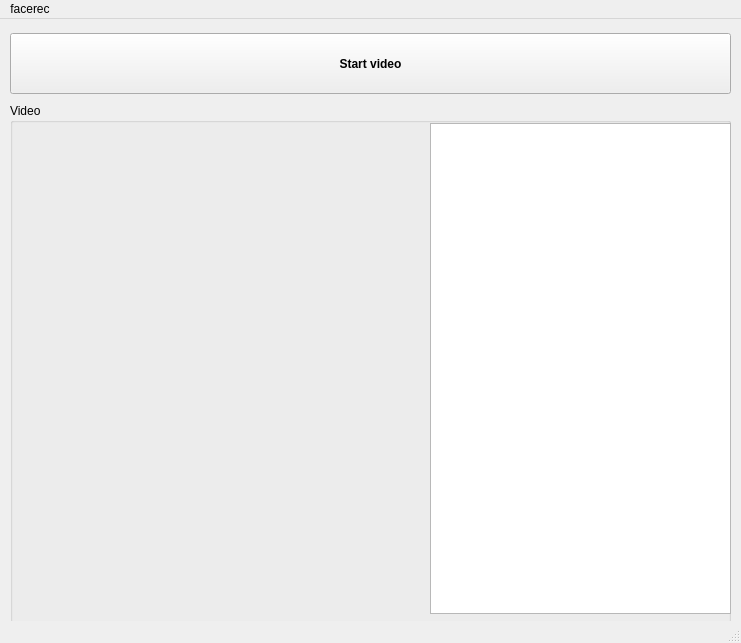
Above: design.ui from trnkv/facerec before the change. Below: the same form after it.
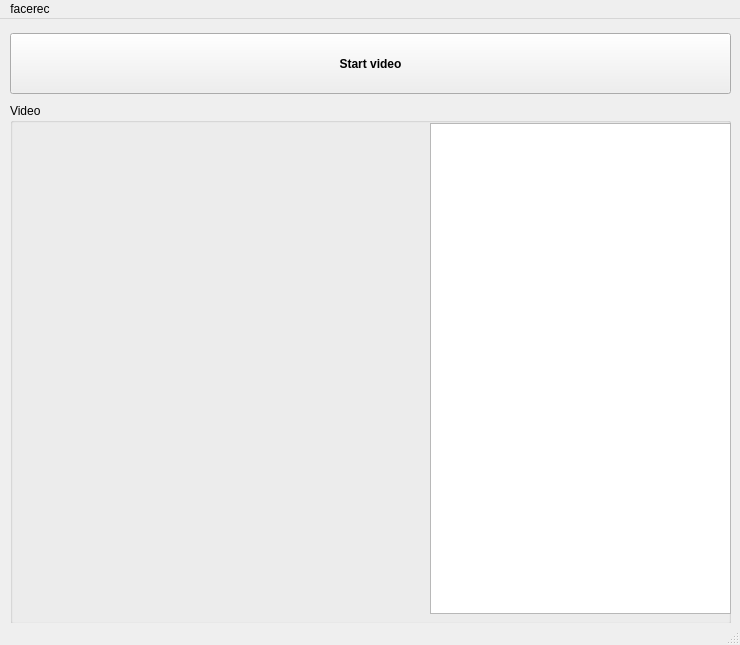
That is the form after the change.

Commit message: UPDATE: resized image window, scaled font

Patch:
```diff
--- a/design.ui
+++ b/design.ui
@@ -6,10 +6,16 @@
    <rect>
     <x>0</x>
     <y>0</y>
-    <width>741</width>
-    <height>643</height>
+    <width>740</width>
+    <height>645</height>
    </rect>
   </property>
+  <property name="sizePolicy">
+   <sizepolicy hsizetype="Expanding" vsizetype="Expanding">
+    <horstretch>0</horstretch>
+    <verstretch>0</verstretch>
+   </sizepolicy>
+  </property>
   <property name="windowTitle">
    <string>facerec</string>
   </property>
@@ -17,6 +23,12 @@
    <string notr="true"/>
   </property>
   <widget class="QWidget" name="centralwidget">
+   <property name="sizePolicy">
+    <sizepolicy hsizetype="Expanding" vsizetype="Expanding">
+     <horstretch>0</horstretch>
+     <verstretch>0</verstretch>
+    </sizepolicy>
+   </property>
    <widget class="QGroupBox" name="groupBox">
     <property name="geometry">
      <rect>
@@ -27,7 +39,7 @@
      </rect>
     </property>
     <property name="sizePolicy">
-     <sizepolicy hsizetype="Preferred" vsizetype="Preferred">
+     <sizepolicy hsizetype="Expanding" vsizetype="Expanding">
       <horstretch>0</horstretch>
       <verstretch>0</verstretch>
      </sizepolicy>
@@ -40,10 +52,16 @@
       <rect>
        <x>10</x>
        <y>20</y>
-       <width>200</width>
-       <height>200</height>
+       <width>401</width>
+       <height>401</height>
       </rect>
      </property>
+     <property name="sizePolicy">
+      <sizepolicy hsizetype="Expanding" vsizetype="Expanding">
+       <horstretch>0</horstretch>
+       <verstretch>0</verstretch>
+      </sizepolicy>
+     </property>
     </widget>
     <widget class="QTextBrowser" name="textBrowser">
      <property name="geometry">
@@ -92,8 +110,8 @@
     <rect>
      <x>0</x>
      <y>0</y>
-     <width>741</width>
-     <height>22</height>
+     <width>740</width>
+     <height>25</height>
     </rect>
    </property>
    <widget class="QMenu" name="menufacerec">
```
Left out of the diff: 12 changed lines with no effect on the pictures. The commit also changes 1 other file.
